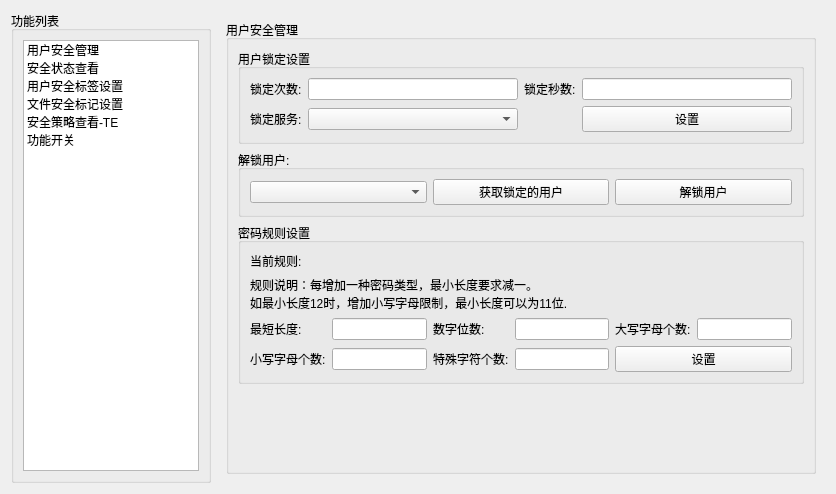
This is SEC/tabsecritypage.ui in liuyufeng509/SecCenter as Qt 5 draws it before an edit. The edited form follows.
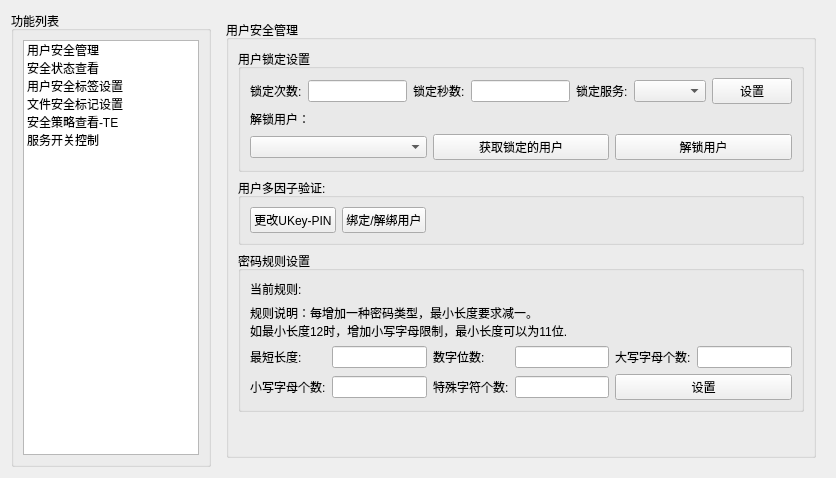
This is the edited form.

Commit message: add ukey set function

The edit to the form file:
```diff
--- a/SEC/tabsecritypage.ui
+++ b/SEC/tabsecritypage.ui
@@ -7,7 +7,7 @@
     <x>0</x>
     <y>0</y>
     <width>836</width>
-    <height>494</height>
+    <height>478</height>
    </rect>
   </property>
   <property name="windowTitle">
@@ -73,7 +73,7 @@
         </item>
         <item>
          <property name="text">
-          <string>功能开关</string>
+          <string>服务开关控制</string>
          </property>
         </item>
        </widget>
@@ -99,6 +99,12 @@
          <layout class="QVBoxLayout" name="verticalLayout">
           <item>
            <widget class="QGroupBox" name="groupBox_3">
+            <property name="maximumSize">
+             <size>
+              <width>16777215</width>
+              <height>200</height>
+             </size>
+            </property>
             <property name="autoFillBackground">
              <bool>false</bool>
             </property>
@@ -106,24 +112,32 @@
              <string>用户锁定设置</string>
             </property>
             <layout class="QGridLayout" name="gridLayout_5">
+             <item row="2" column="0">
+              <layout class="QGridLayout" name="gridLayout_15">
+               <item row="0" column="3">
+                <widget class="QPushButton" name="getlockusrsButton">
+                 <property name="text">
+                  <string>获取锁定的用户</string>
+                 </property>
+                </widget>
+               </item>
+               <item row="0" column="2">
+                <widget class="QComboBox" name="locked_usr_comboBox"/>
+               </item>
+               <item row="0" column="4">
+                <widget class="QPushButton" name="unlockButton">
+                 <property name="text">
+                  <string>解锁用户</string>
+                 </property>
+                </widget>
+               </item>
+              </layout>
+             </item>
              <item row="0" column="0">
               <layout class="QGridLayout" name="gridLayout">
-               <item row="1" column="0">
-                <widget class="QLabel" name="label_8">
-                 <property name="text">
-                  <string>锁定服务:</string>
-                 </property>
-                </widget>
-               </item>
                <item row="0" column="1">
                 <widget class="QLineEdit" name="tmsLineEdit"/>
                </item>
-               <item row="0" column="4">
-                <widget class="QLineEdit" name="secLineEdit"/>
-               </item>
-               <item row="1" column="1">
-                <widget class="QComboBox" name="comboBox"/>
-               </item>
                <item row="0" column="3">
                 <widget class="QLabel" name="label_7">
                  <property name="text">
@@ -131,6 +145,19 @@
                  </property>
                 </widget>
                </item>
+               <item row="0" column="5">
+                <widget class="QLabel" name="label_8">
+                 <property name="text">
+                  <string>锁定服务:</string>
+                 </property>
+                </widget>
+               </item>
+               <item row="0" column="6">
+                <widget class="QComboBox" name="comboBox"/>
+               </item>
+               <item row="0" column="4">
+                <widget class="QLineEdit" name="secLineEdit"/>
+               </item>
                <item row="0" column="0">
                 <widget class="QLabel" name="label_6">
                  <property name="text">
@@ -138,7 +165,7 @@
                  </property>
                 </widget>
                </item>
-               <item row="1" column="4">
+               <item row="0" column="7">
                 <widget class="QPushButton" name="setusButton">
                  <property name="text">
                   <string>设置</string>
@@ -147,38 +174,48 @@
                </item>
               </layout>
              </item>
+             <item row="1" column="0">
+              <widget class="QLabel" name="label_30">
+               <property name="text">
+                <string>解锁用户：</string>
+               </property>
+              </widget>
+             </item>
             </layout>
            </widget>
           </item>
           <item>
            <widget class="QGroupBox" name="groupBox_5">
-            <property name="autoFillBackground">
-             <bool>false</bool>
-            </property>
             <property name="title">
-             <string>解锁用户:</string>
+             <string>用户多因子验证:</string>
             </property>
             <layout class="QGridLayout" name="gridLayout_14">
              <item row="0" column="0">
-              <layout class="QGridLayout" name="gridLayout_15">
-               <item row="0" column="2">
-                <widget class="QComboBox" name="locked_usr_comboBox"/>
-               </item>
-               <item row="0" column="4">
-                <widget class="QPushButton" name="unlockButton">
-                 <property name="text">
-                  <string>解锁用户</string>
-                 </property>
-                </widget>
-               </item>
-               <item row="0" column="3">
-                <widget class="QPushButton" name="getlockusrsButton">
-                 <property name="text">
-                  <string>获取锁定的用户</string>
-                 </property>
-                </widget>
-               </item>
-              </layout>
+              <widget class="QPushButton" name="ukey_pinButton">
+               <property name="text">
+                <string>更改UKey-PIN</string>
+               </property>
+              </widget>
+             </item>
+             <item row="0" column="2">
+              <spacer name="horizontalSpacer">
+               <property name="orientation">
+                <enum>Qt::Horizontal</enum>
+               </property>
+               <property name="sizeHint" stdset="0">
+                <size>
+                 <width>40</width>
+                 <height>20</height>
+                </size>
+               </property>
+              </spacer>
+             </item>
+             <item row="0" column="1">
+              <widget class="QPushButton" name="ukey_userButton">
+               <property name="text">
+                <string>绑定/解绑用户</string>
+               </property>
+              </widget>
              </item>
             </layout>
            </widget>
@@ -282,7 +319,7 @@
             <property name="sizeHint" stdset="0">
              <size>
               <width>20</width>
-              <height>189</height>
+              <height>40</height>
              </size>
             </property>
            </spacer>
```
The commit also changes 9 other files.
